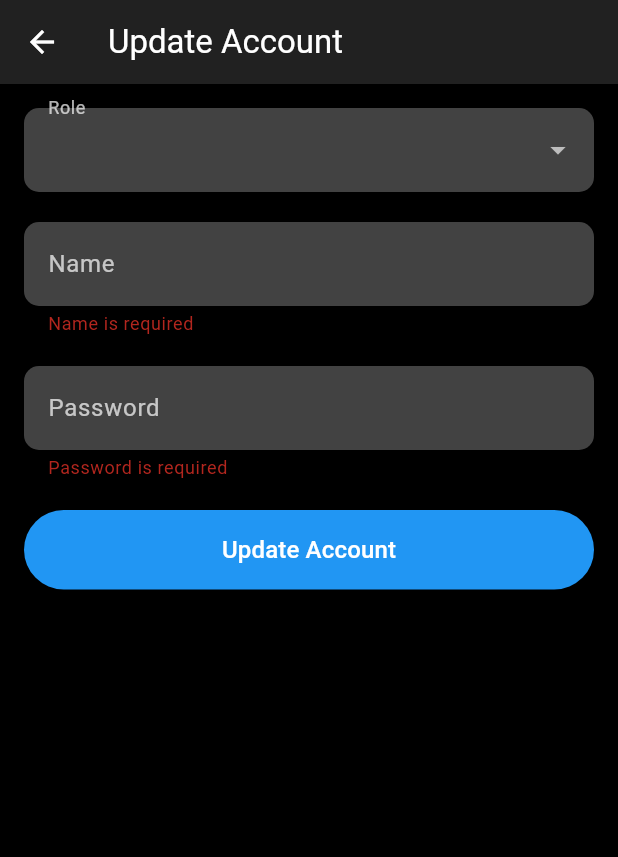
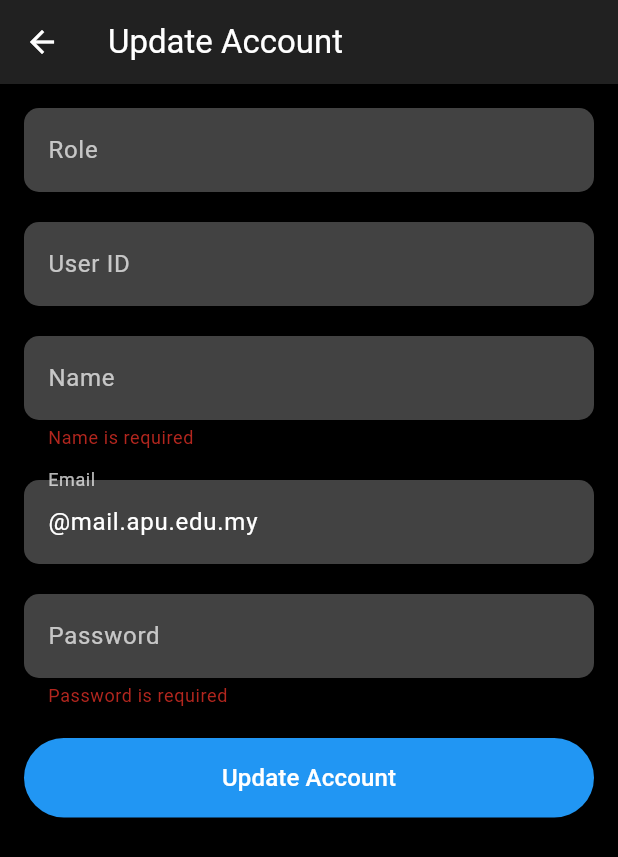
Before and after one commit to Desmond23Y/aphub, a Flutter app: the UpdateAccount screen opened directly with empty values, after a tap on "Update Account", on a phone screen of 412 x 824 dp. Shown: the top 857 px of the screen. Run offline on Flutter 3.47's test engine with Material 3 defaults, Android fonts, the phone set to English and light mode, and no system bars; our stand-ins replace cloud_firestore, firebase_auth, firebase_core; accounts and stored records are empty.

Commit message:
Updated AccountManagement

```diff
--- a/lib/screens/admin_create_account.dart
+++ b/lib/screens/admin_create_account.dart
@@ -14,8 +14,9 @@ class CreateAccountState extends State<CreateAccount> {
   final TextEditingController _passwordController = TextEditingController();
   final TextEditingController _userIdController = TextEditingController();
   final TextEditingController _modulesController = TextEditingController();
+  final TextEditingController _emailController = TextEditingController();
 
-  String _selectedRole = 'student'; // Default role
+  String _selectedRole = 'student';
 
   String _getPrefix(String role) {
     switch (role) {
@@ -35,6 +36,7 @@ class CreateAccountState extends State<CreateAccount> {
 
     setState(() {
       _userIdController.text = "$prefix$currentInput";
+      _emailController.text = "${_userIdController.text}@mail.apu.edu.my";
     });
   }
 
@@ -69,6 +71,7 @@ class CreateAccountState extends State<CreateAccount> {
     if (_formKey.currentState!.validate()) {
       String userId = _userIdController.text.trim();
       String name = _nameController.text.trim();
+      String email = _emailController.text.trim(); // Ensure email is included
       String password = _passwordController.text.trim();
       String modules = _modulesController.text.trim();
 
@@ -81,16 +84,16 @@ class CreateAccountState extends State<CreateAccount> {
       if (await _isDuplicateAccount(userId, name)) return;
 
       try {
+        // **Ensure email is stored**
         Map<String, dynamic> userData = {
           'name': name,
+          'email': email, // ✅ Ensure email is included
           'password': password,
           'role': _selectedRole,
+          'modules': _selectedRole == 'lecturer'
+              ? modules.split(",").map((e) => e.trim()).toList()
+              : [],
         };
-
-        // Add modules field only if role is Lecturer
-        if (_selectedRole == 'lecturer' && modules.isNotEmpty) {
-          userData['modules'] = modules;
-        }
 
         await FirebaseFirestore.instance
             .collection("users")
@@ -145,8 +148,8 @@ class CreateAccountState extends State<CreateAccount> {
                 onChanged: (value) {
                   setState(() {
                     _selectedRole = value!;
+                    _updateUserIdPrefix(); // Update User ID and Email when role changes
                   });
-                  _updateUserIdPrefix();
                 },
               ),
               const SizedBox(height: 20),
@@ -156,7 +159,9 @@ class CreateAccountState extends State<CreateAccount> {
                 controller: _userIdController,
                 style: const TextStyle(color: Colors.white),
                 decoration: _inputDecoration("User ID (Prefix + 6 Digits)"),
-                onChanged: (value) => _updateUserIdPrefix(),
+                onChanged: (value) {
+                  _updateUserIdPrefix();
+                },
                 validator: (value) {
                   if (value == null ||
                       !RegExp(r'^[A-Z]{1,2}[0-9]{6}$').hasMatch(value)) {
@@ -165,6 +170,7 @@ class CreateAccountState extends State<CreateAccount> {
                   return null;
                 },
               ),
+
               const SizedBox(height: 20),
 
               // Name Field
@@ -175,6 +181,16 @@ class CreateAccountState extends State<CreateAccount> {
                 validator: (value) =>
                     value!.isEmpty ? 'Name is required' : null,
               ),
+              const SizedBox(height: 20),
+
+              // Email Field
+              TextFormField(
+                controller: _emailController,
+                style: const TextStyle(color: Colors.white),
+                decoration: _inputDecoration("Email"),
+                readOnly: true, // Prevent user from editing
+              ),
+
               const SizedBox(height: 20),
 
               // Modules Field (Only for Lecturers)
@@ -192,7 +208,7 @@ class CreateAccountState extends State<CreateAccount> {
               // Password Field
               TextFormField(
                 controller: _passwordController,
-                obscureText: true,
+                obscureText: false,
                 style: const TextStyle(color: Colors.white),
                 decoration: _inputDecoration("Password"),
                 validator: (value) =>
--- a/lib/screens/admin_update_account.dart
+++ b/lib/screens/admin_update_account.dart
@@ -26,7 +26,7 @@ class UpdateAccountState extends State<UpdateAccount> {
   late TextEditingController _nameController;
   late TextEditingController _passwordController;
   late TextEditingController _modulesController;
-  String? _selectedRole;
+  late String _email;
 
   @override
   void initState() {
@@ -34,7 +34,9 @@ class UpdateAccountState extends State<UpdateAccount> {
     _nameController = TextEditingController(text: widget.name);
     _passwordController = TextEditingController(text: widget.password);
     _modulesController = TextEditingController(text: widget.modules ?? '');
-    _selectedRole = widget.role;
+
+    // Auto-generate email based on user ID
+    _email = "${widget.userId}@mail.apu.edu.my";
   }
 
   Future<void> _updateAccount() async {
@@ -43,14 +45,17 @@ class UpdateAccountState extends State<UpdateAccount> {
     try {
       Map<String, dynamic> updatedData = {
         'name': _nameController.text.trim(),
+        'email': _email, // Ensure email is updated
         'password': _passwordController.text.trim(),
-        'role': _selectedRole, // Ensure role is included
       };
 
-      if (_selectedRole == 'lecturer') {
-        updatedData['modules'] = _modulesController.text.trim();
+      if (widget.role == 'lecturer') {
+        updatedData['modules'] = _modulesController.text.isNotEmpty
+            ? _modulesController.text.split(',').map((e) => e.trim()).toList()
+            : [];
       } else {
-        updatedData.remove('modules'); // Remove 'modules' for non-lecturers
+        updatedData['modules'] =
+            FieldValue.delete(); // Remove modules if not a lecturer
       }
 
       await FirebaseFirestore.instance
@@ -90,27 +95,25 @@ class UpdateAccountState extends State<UpdateAccount> {
           child: Column(
             crossAxisAlignment: CrossAxisAlignment.start,
             children: [
-              // Role Dropdown
-              DropdownButtonFormField<String>(
-                value: _selectedRole,
-                dropdownColor: Colors.grey[900],
+              // Role (Read-only)
+              TextFormField(
+                initialValue: widget.role.toUpperCase(),
+                readOnly: true,
+                style: const TextStyle(color: Colors.white),
                 decoration: _inputDecoration("Role"),
-                style: const TextStyle(color: Colors.white),
-                items: [
-                  DropdownMenuItem(
-                    value: _selectedRole,
-                    child: Text(
-                      _selectedRole!.toUpperCase(),
-                      style: const TextStyle(color: Colors.white),
-                    ),
-                  ),
-                ],
-                onChanged: null, // 🔥 Disables selection
               ),
-
               const SizedBox(height: 20),
 
-              // Name Field
+              // User ID (Read-only)
+              TextFormField(
+                initialValue: widget.userId,
+                readOnly: true,
+                style: const TextStyle(color: Colors.white),
+                decoration: _inputDecoration("User ID"),
+              ),
+              const SizedBox(height: 20),
+
+              // Name (Editable)
               TextFormField(
                 controller: _nameController,
                 style: const TextStyle(color: Colors.white),
@@ -120,8 +123,17 @@ class UpdateAccountState extends State<UpdateAccount> {
               ),
               const SizedBox(height: 20),
 
-              // Modules Field (Only for Lecturers)
-              if (_selectedRole == 'lecturer') ...[
+              // Email (Read-only)
+              TextFormField(
+                initialValue: _email,
+                readOnly: true,
+                style: const TextStyle(color: Colors.white),
+                decoration: _inputDecoration("Email"),
+              ),
+              const SizedBox(height: 20),
+
+              // Modules (Only for lecturers)
+              if (widget.role == 'lecturer') ...[
                 TextFormField(
                   controller: _modulesController,
                   style: const TextStyle(color: Colors.white),
@@ -132,7 +144,7 @@ class UpdateAccountState extends State<UpdateAccount> {
                 const SizedBox(height: 20),
               ],
 
-              // Password Field
+              // Password (Editable)
               TextFormField(
                 controller: _passwordController,
                 obscureText: true,
```
Also changed, not shown: lib/screens/admin_account_management.dart (+10 -0 lines).
